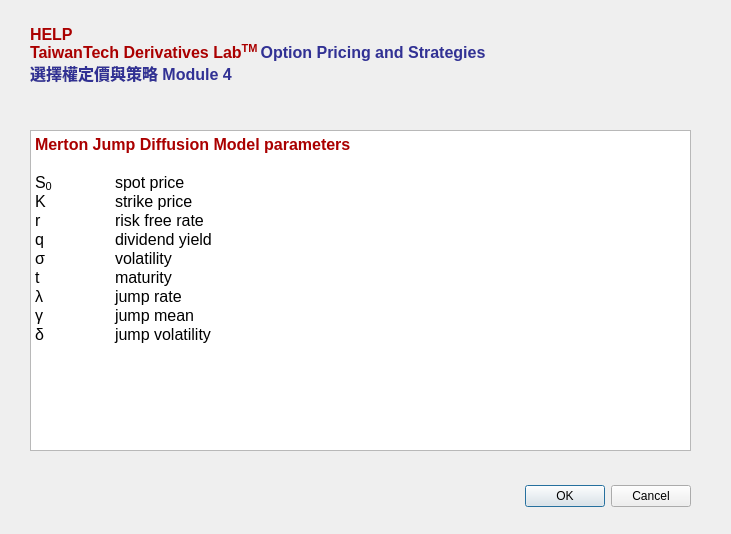
The window that help_dialog1.ui (ruben-tsui/OPS.Mod4) describes before a commit, drawn with Qt 5.
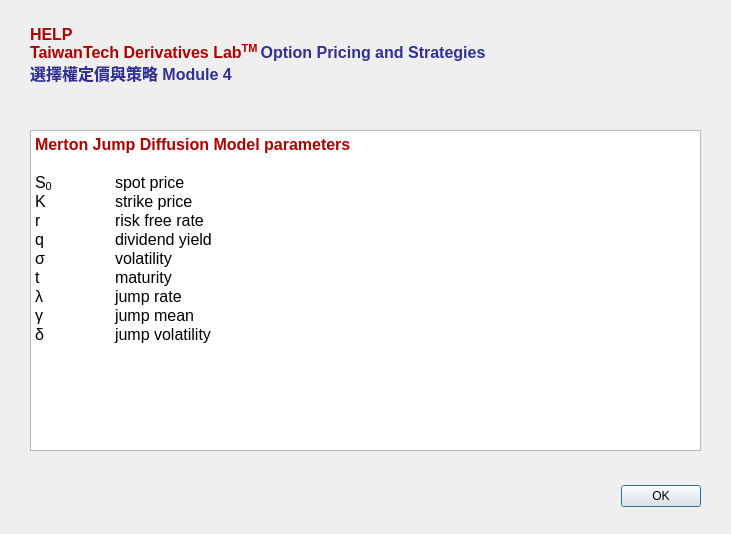
The same window after the commit.

The edit to the form file:
```diff
--- a/help_dialog1.ui
+++ b/help_dialog1.ui
@@ -16,9 +16,9 @@
   <widget class="QDialogButtonBox" name="buttonBox">
    <property name="geometry">
     <rect>
-     <x>350</x>
+     <x>560</x>
      <y>480</y>
-     <width>341</width>
+     <width>141</width>
      <height>32</height>
     </rect>
    </property>
@@ -26,7 +26,7 @@
     <enum>Qt::Horizontal</enum>
    </property>
    <property name="standardButtons">
-    <set>QDialogButtonBox::Cancel|QDialogButtonBox::Ok</set>
+    <set>QDialogButtonBox::Ok</set>
    </property>
   </widget>
   <widget class="QLabel" name="label">
@@ -54,7 +54,7 @@
     <rect>
      <x>30</x>
      <y>130</y>
-     <width>661</width>
+     <width>671</width>
      <height>321</height>
     </rect>
    </property>
```
